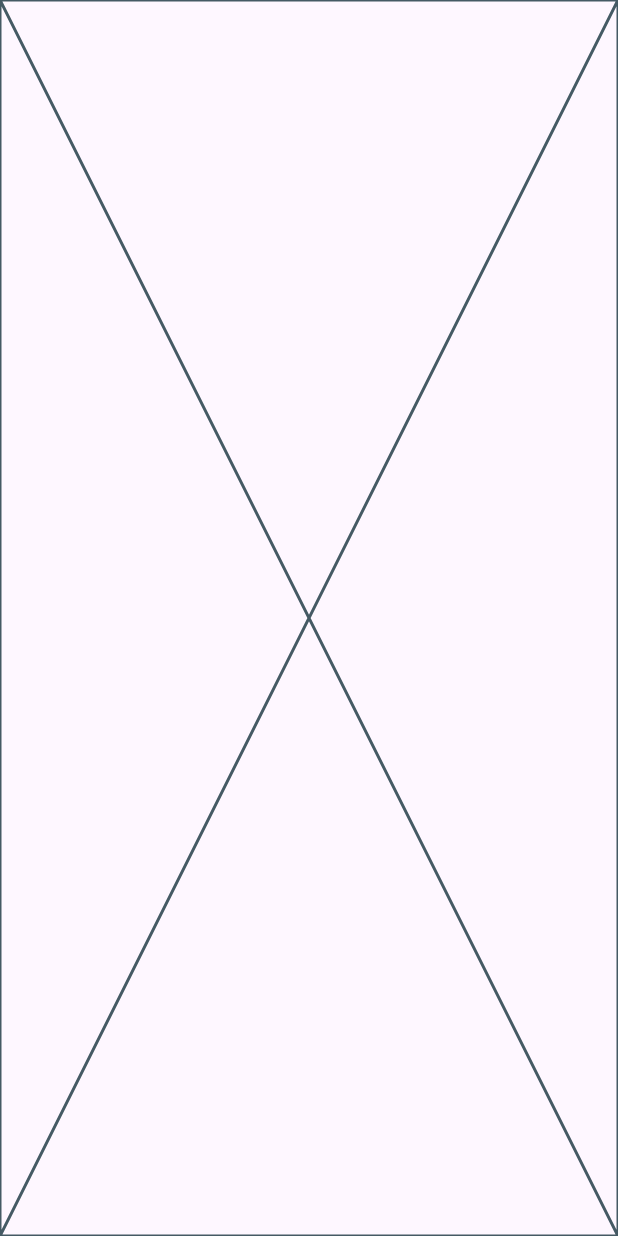
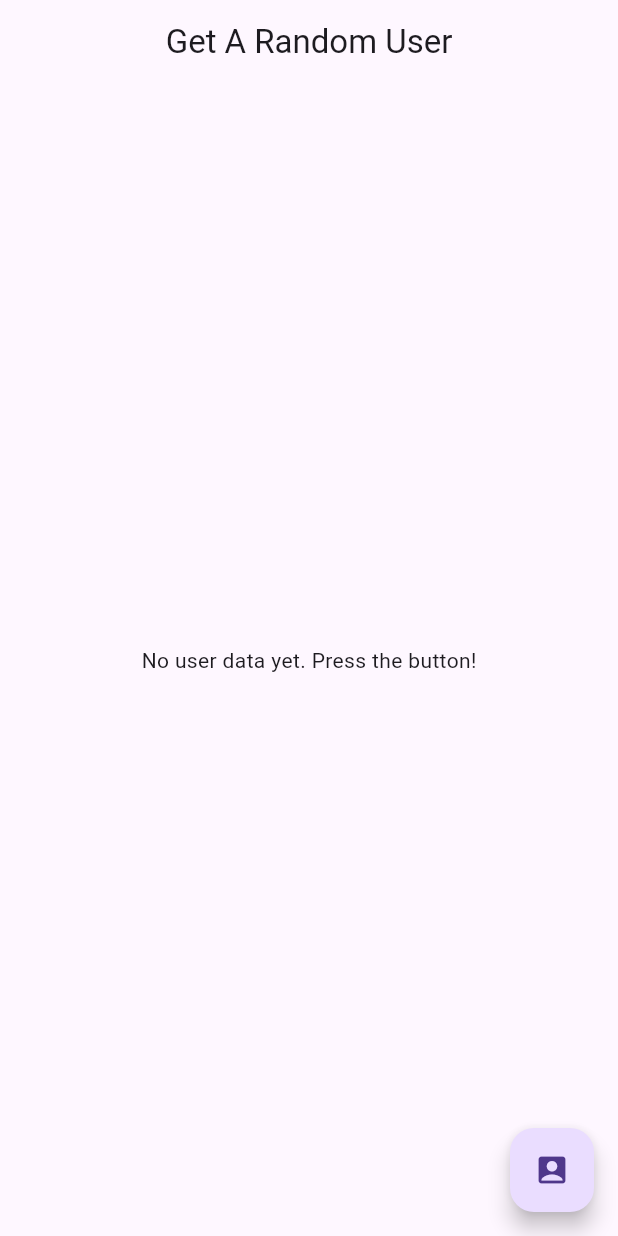
Before and after one commit to JohnBadri/random_user, a Flutter app: the screen it shows after launch, on a phone screen of 412 x 824 dp. Run offline on Flutter 3.47's test engine with Material 3 defaults, Android fonts, the phone set to English and light mode, and no system bars; accounts and stored records are empty.

Commit message:
Getting random user

```diff
--- a/lib/main.dart
+++ b/lib/main.dart
@@ -1,18 +1,34 @@
 import 'package:flutter/material.dart';
+import 'package:random_user/view.dart';
+import 'package:random_user/view_model.dart';
 
 void main() {
   runApp(const MainApp());
 }
+
+final UserViewModel viewModel = UserViewModel();
 
 class MainApp extends StatelessWidget {
   const MainApp({super.key});
 
   @override
   Widget build(BuildContext context) {
-    return const MaterialApp(
+    return MaterialApp(
       home: Scaffold(
+        appBar: AppBar(
+          title: Text('Get A Random User'),
+          centerTitle: true,
+        ),
         body: Center(
-          child: Placeholder(),
+          child: UserView(
+            retrievedUser: viewModel,
+          ),
+        ),
+        floatingActionButton: FloatingActionButton(
+          onPressed: () {
+            viewModel.getRandomUser();
+          },
+          child: Icon(Icons.account_box),
         ),
       ),
     );
--- a/lib/view.dart
+++ b/lib/view.dart
@@ -0,0 +1,47 @@
+import 'package:flutter/material.dart';
+import 'package:random_user/view_model.dart';
+
+class UserView extends StatelessWidget {
+  UserView({super.key, required this.retrievedUser});
+
+  final UserViewModel retrievedUser;
+
+  @override
+  Widget build(BuildContext context) {
+    return ListenableBuilder(
+      listenable: retrievedUser,
+      builder: (BuildContext context, child) {
+        if (retrievedUser.isLoading) {
+          return const CircularProgressIndicator.adaptive();
+        } else if (retrievedUser.errorMessage != null) {
+          return Center(child: Text(retrievedUser.errorMessage!));
+        } else if (retrievedUser.user == null) {
+          return const Center(
+            child: Text('No user data yet. Press the button!'),
+          );
+        } else {
+          return Column(
+            spacing: 20.0,
+            children: [
+              Image.network(
+                '${retrievedUser.user!.picture}',
+              ),
+              Text(
+                'Name: ${retrievedUser.user!.fName} ${retrievedUser.user!.lName}',
+              ),
+              Text(
+                'Location: ${retrievedUser.user!.city}, ${retrievedUser.user!.country}',
+              ),
+              Text(
+                'Gender: ${retrievedUser.user!.gender}',
+              ),
+              Text(
+                'Contact: ${retrievedUser.user!.email} and ${retrievedUser.user!.number}',
+              ),
+            ],
+          );
+        }
+      },
+    );
+  }
+}
--- a/lib/view_model.dart
+++ b/lib/view_model.dart
@@ -18,7 +18,7 @@ class UserViewModel extends ChangeNotifier {
     try {
       user = await _service.fetchUser();
     } catch (e) {
-      errorMessage = 'Something went wrong: ${e}';
+      errorMessage = 'Something went wrong: $e';
     } finally {
       isLoading = false;
       notifyListeners();
```
